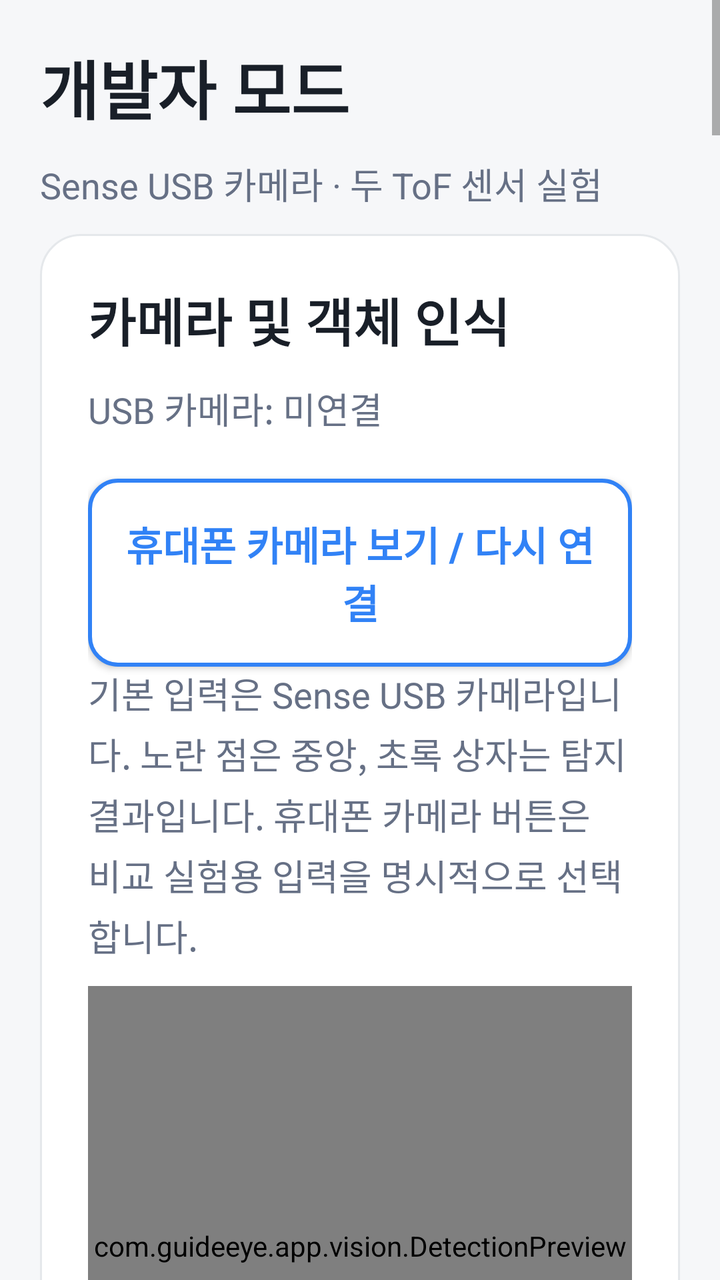
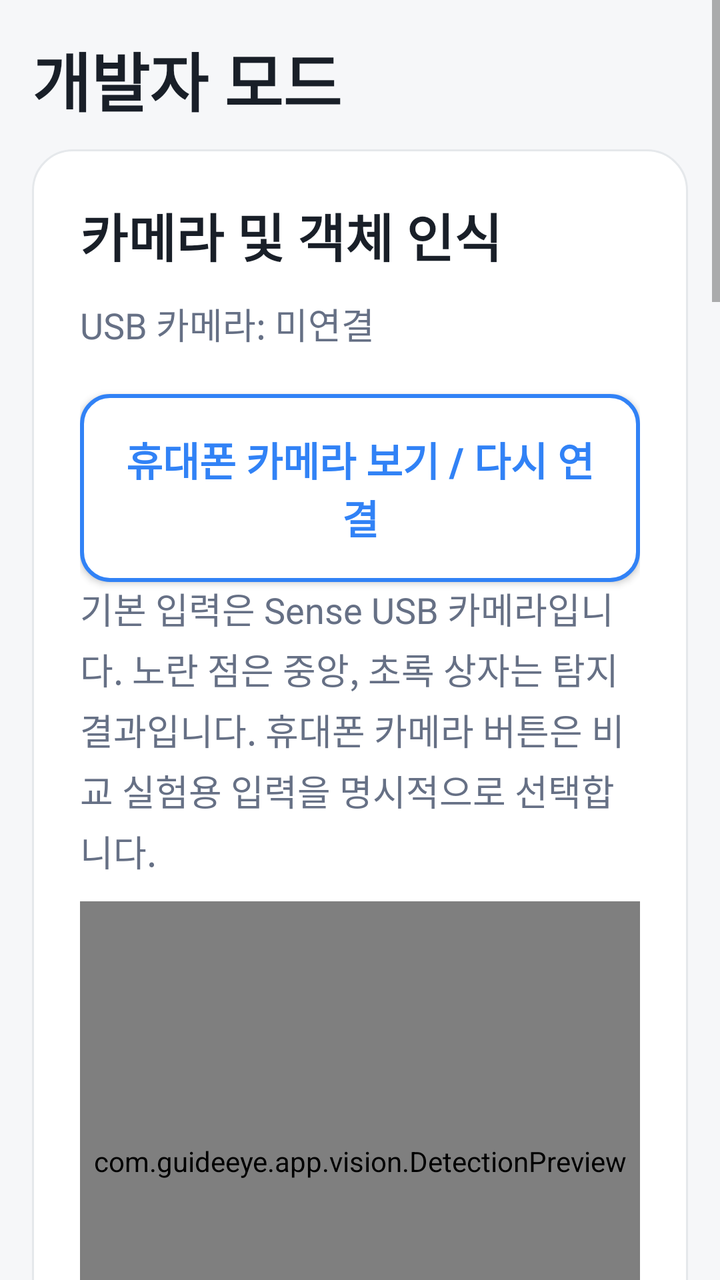

An Android layout rendered at two revisions. The XML below is the earlier revision; the diff shows what the commit changed to produce the second picture.
<!-- AndroidManifest.xml: application theme Theme.GuideEye -->
<!-- res/layout/developer_dashboard.xml -->
<?xml version="1.0" encoding="utf-8"?>
<ScrollView xmlns:android="http://schemas.android.com/apk/res/android"
    android:id="@+id/developer_scroll" android:layout_width="match_parent" android:layout_height="match_parent"
    android:fillViewport="true" android:clipToPadding="false">
    <LinearLayout android:layout_width="match_parent" android:layout_height="wrap_content"
        android:orientation="vertical" android:padding="20dp">
        <TextView android:id="@+id/title" style="@style/DashboardHeading"
            android:text="@string/developer_mode" android:textSize="32sp" />
        <TextView android:id="@+id/subtitle" style="@style/DashboardText" android:text="@string/subtitle" />

        <LinearLayout style="@style/DashboardCard">
            <TextView android:id="@+id/heading_camera" style="@style/DashboardHeading" android:text="@string/section_camera" />
            <TextView android:id="@+id/camera_status" style="@style/DashboardText" android:text="@string/camera_status" />
            <Button android:id="@+id/use_phone_camera" style="@style/DashboardButton" android:text="@string/phone_preview_start" />
            <TextView style="@style/DashboardText" android:text="@string/phone_preview_help" />
            <com.guideeye.app.vision.DetectionPreview android:id="@+id/camera_preview"
                android:layout_width="match_parent" android:layout_height="260dp"
                android:background="#142532" android:importantForAccessibility="no" />
            <TextView android:id="@+id/video" style="@style/DashboardText" android:background="@drawable/bg_notice"
                android:padding="20dp" android:gravity="center" android:text="@string/video_placeholder" />
        </LinearLayout>

        <LinearLayout style="@style/DashboardCard">
            <TextView android:id="@+id/heading_connection" style="@style/DashboardHeading" android:text="@string/section_connection" />
            <TextView android:id="@+id/notice" style="@style/DashboardText"
                android:background="@drawable/bg_notice" android:padding="16dp"
                android:textColor="@color/text_primary" android:text="@string/mock_notice" />
            <TextView android:id="@+id/mock_status" style="@style/DashboardText" android:text="@string/mock_running" />
            <TextView android:id="@+id/sensor_status" style="@style/DashboardText" android:text="@string/sensor_status" />
            <Button android:id="@+id/connect_usb" style="@style/DashboardButton.Primary" android:text="@string/usb_connect" />
            <Button android:id="@+id/use_mock" style="@style/DashboardButton" android:text="@string/usb_mock" />
            <Button android:id="@+id/toggle_mock" style="@style/DashboardButton" android:text="@string/pause_mock" />
        </LinearLayout>

        <LinearLayout style="@style/DashboardCard">
            <TextView android:id="@+id/heading_distance" style="@style/DashboardHeading" android:text="@string/section_distance" />
            <TextView android:id="@+id/left_distance" style="@style/DashboardDistance" android:text="@string/left_waiting" />
            <View android:layout_width="match_parent" android:layout_height="1dp" android:background="@color/surface_border"
                android:importantForAccessibility="no" />
            <TextView android:id="@+id/right_distance" style="@style/DashboardDistance" android:text="@string/right_waiting" />
            <Button android:id="@+id/toggle_distance_tone" style="@style/DashboardButton"
                android:text="@string/distance_tone_enable" />
            <TextView android:id="@+id/distance_tone_status" style="@style/DashboardText"
                android:text="@string/distance_tone_off" />
            <TextView android:id="@+id/distance_tone_target" style="@style/DashboardText"
                android:text="@string/distance_tone_no_target" />
            <TextView style="@style/DashboardText" android:text="@string/distance_tone_help" />
            <TextView android:id="@+id/risk" style="@style/DashboardText" android:text="@string/risk_pending" />
        </LinearLayout>

        <LinearLayout style="@style/DashboardCard">
            <TextView style="@style/DashboardHeading" android:text="@string/tof_grid_heading" />
            <TextView style="@style/DashboardText" android:text="@string/tof_grid_help" />
            <TextView style="@style/DashboardText" android:text="@string/tof_rotation_a" />
            <Spinner android:id="@+id/tof_rotation_a" android:layout_width="match_parent" android:layout_height="64dp" android:saveEnabled="false" />
            <CheckBox android:id="@+id/tof_mirror_a" android:layout_width="match_parent" android:layout_height="64dp" android:text="@string/tof_mirror_a" android:saveEnabled="false" />
            <TextView style="@style/DashboardText" android:text="@string/tof_rotation_b" />
            <Spinner android:id="@+id/tof_rotation_b" android:layout_width="match_parent" android:layout_height="64dp" android:saveEnabled="false" />
            <CheckBox android:id="@+id/tof_mirror_b" android:layout_width="match_parent" android:layout_height="64dp" android:text="@string/tof_mirror_b" android:saveEnabled="false" />
            <TextView android:id="@+id/tof_grid_waiting" style="@style/DashboardText"
                android:text="@string/tof_grid_waiting" />
            <LinearLayout android:layout_width="match_parent" android:layout_height="wrap_content"
                android:orientation="horizontal" android:baselineAligned="false">
                <LinearLayout android:layout_width="0dp" android:layout_weight="1"
                    android:layout_height="wrap_content" android:orientation="vertical"
                    android:layout_marginEnd="4dp">
                    <TextView style="@style/DashboardText" android:text="A 왼쪽 센서 (mm)" />
                    <GridLayout android:id="@+id/tof_grid_a" android:layout_width="match_parent"
                        android:layout_height="wrap_content" android:columnCount="8" android:rowCount="8" />
                </LinearLayout>
                <LinearLayout android:layout_width="0dp" android:layout_weight="1"
                    android:layout_height="wrap_content" android:orientation="vertical">
                    <TextView style="@style/DashboardText" android:text="B 오른쪽 센서 (mm)" />
                    <GridLayout android:id="@+id/tof_grid_b" android:layout_width="match_parent"
                        android:layout_height="wrap_content" android:columnCount="8" android:rowCount="8" />
                </LinearLayout>
            </LinearLayout>
            <TextView style="@style/DashboardText"
                android:text="거리 색상(mm): 빨강 1~100 · 주황 101~200 · 노랑 201~300 · 연두 301~500 · 초록 501~1000 · 파랑 1001~4000 · 회색 측정 불가" />
            <CheckBox android:id="@+id/tof_mount_confirm" android:layout_width="match_parent" android:layout_height="wrap_content" android:minHeight="64dp" android:text="@string/tof_mount_confirm" android:saveEnabled="false" />
            <Button android:id="@+id/tof_spatial_toggle" style="@style/DashboardButton" android:text="@string/tof_spatial_enable" />
            <TextView android:id="@+id/tof_spatial_status" style="@style/DashboardText" android:text="@string/hrtf_preparing" />
            <TextView android:id="@+id/tof_spatial_target" style="@style/DashboardText" android:text="@string/distance_tone_no_target" />
            <TextView style="@style/DashboardHeading" android:text="@string/radar_heading" />
            <TextView style="@style/DashboardText" android:text="@string/radar_help" />
            <TextView style="@style/DashboardText" android:text="@string/radar_limit_label" />
            <Spinner android:id="@+id/radar_limit" android:layout_width="match_parent" android:layout_height="64dp" android:saveEnabled="false" />
            <Button android:id="@+id/radar_toggle" style="@style/DashboardButton" android:text="@string/radar_enable" />
            <TextView android:id="@+id/radar_status" style="@style/DashboardText" android:text="@string/hrtf_preparing" />
        </LinearLayout>

        <LinearLayout style="@style/DashboardCard">
            <TextView android:id="@+id/heading_hrtf" style="@style/DashboardHeading" android:text="@string/hrtf_heading" />
            <TextView style="@style/DashboardText" android:text="@string/hrtf_help" />
            <TextView android:id="@+id/hrtf_status" style="@style/DashboardText" android:text="@string/hrtf_preparing" />
            <TextView android:id="@+id/hrtf_distance_label" style="@style/DashboardText" android:text="@string/hrtf_initial_distance" />
            <SeekBar android:id="@+id/hrtf_distance" android:layout_width="match_parent" android:layout_height="64dp"
                android:max="3800" android:progress="1800" android:saveEnabled="false" android:contentDescription="@string/hrtf_distance_description" />
            <LinearLayout android:layout_width="match_parent" android:layout_height="wrap_content" android:orientation="horizontal">
                <Button android:id="@+id/hrtf_front" style="@style/DashboardButton" android:layout_width="0dp" android:layout_weight="1" android:text="@string/hrtf_front" />
                <Button android:id="@+id/hrtf_back" style="@style/DashboardButton" android:layout_width="0dp" android:layout_weight="1" android:text="@string/hrtf_back" />
            </LinearLayout>
            <LinearLayout android:layout_width="match_parent" android:layout_height="wrap_content" android:orientation="horizontal">
                <Button android:id="@+id/hrtf_left" style="@style/DashboardButton" android:layout_width="0dp" android:layout_weight="1" android:text="@string/hrtf_left" />
                <Button android:id="@+id/hrtf_right" style="@style/DashboardButton" android:layout_width="0dp" android:layout_weight="1" android:text="@string/hrtf_right" />
            </LinearLayout>
            <LinearLayout android:layout_width="match_parent" android:layout_height="wrap_content" android:orientation="horizontal">
                <Button android:id="@+id/hrtf_front_left" style="@style/DashboardButton" android:layout_width="0dp" android:layout_weight="1" android:text="@string/hrtf_front_left" />
                <Button android:id="@+id/hrtf_front_right" style="@style/DashboardButton" android:layout_width="0dp" android:layout_weight="1" android:text="@string/hrtf_front_right" />
            </LinearLayout>
            <LinearLayout android:layout_width="match_parent" android:layout_height="wrap_content" android:orientation="horizontal">
                <Button android:id="@+id/hrtf_back_left" style="@style/DashboardButton" android:layout_width="0dp" android:layout_weight="1" android:text="@string/hrtf_back_left" />
                <Button android:id="@+id/hrtf_back_right" style="@style/DashboardButton" android:layout_width="0dp" android:layout_weight="1" android:text="@string/hrtf_back_right" />
            </LinearLayout>
            <Button android:id="@+id/hrtf_circle" style="@style/DashboardButton" android:text="@string/hrtf_circle" />
            <Button android:id="@+id/hrtf_stop" style="@style/DashboardButton" android:text="@string/hrtf_stop" />
            <TextView style="@style/DashboardText" android:text="@string/hrtf_attribution" />
        </LinearLayout>

        <LinearLayout style="@style/DashboardCard">
            <TextView android:id="@+id/heading_voice" style="@style/DashboardHeading" android:text="@string/section_voice" />
            <TextView style="@style/DashboardText" android:text="@string/touch_instructions" />
            <TextView android:id="@+id/tts_status" style="@style/DashboardText" android:text="@string/tts_initializing" />
            <Button android:id="@+id/speech_test" style="@style/DashboardButton.Primary" android:text="@string/speech_test" />
            <TextView style="@style/DashboardText" android:layout_marginTop="16dp" android:text="@string/accessibility_instructions" />
            <TextView android:id="@+id/recent_speech" style="@style/DashboardText" android:layout_marginTop="16dp"
                android:text="@string/speech_idle" />
        </LinearLayout>

        <LinearLayout style="@style/DashboardCard">
            <TextView style="@style/DashboardHeading" android:text="전체 알고리즘 테스트" />
            <TextView style="@style/DashboardText"
                android:text="실제 수신 및 처리 상태를 모니터링합니다. 구현되지 않은 단계는 표시하지 않습니다. 색상 외에 상태 문자도 함께 표시됩니다." />
            <Button android:id="@+id/full_test_toggle" style="@style/DashboardButton.Primary"
                android:text="전체 테스트 시작" />
            <TextView android:id="@+id/full_test_status" style="@style/DashboardText"
                android:text="테스트 대기" />
            <LinearLayout android:id="@+id/full_test_blocks"
                android:layout_width="match_parent" android:layout_height="wrap_content"
                android:orientation="vertical" android:visibility="gone">
                <com.guideeye.app.AlgorithmFlowView android:id="@+id/algorithm_flow"
                    android:layout_width="match_parent" android:layout_height="wrap_content"
                    android:layerType="software" />
            </LinearLayout>
        </LinearLayout>


    </LinearLayout>
</ScrollView>
<!-- resources referenced by this layout -->
<resources>
  <color name="surface_border">#E5E8EB</color>
  <color name="text_primary">#191F28</color>
  <string name="accessibility_instructions">TalkBack 사용 중에는 기본 탐색과 두 번 탭으로 실행합니다. 버튼 이름은 한국어 음성 준비 후 안내되며, 진동은 기기의 터치 진동 설정을 따릅니다.</string>
  <string name="camera_status">USB 카메라: 미연결</string>
  <string name="developer_mode">개발자 모드</string>
  <string name="distance_tone_enable">거리 단음 테스트 켜기</string>
  <string name="distance_tone_no_target">소리 대상: 없음</string>
  <string name="distance_tone_off">거리 단음: 꺼짐</string>
  <string name="hrtf_attribution">MIT KEMAR 실측 HRTF · Bill Gardner / Keith Martin, MIT Media Laboratory (1994). 개인에 따라 앞뒤 구별이 다를 수 있습니다.</string>
  <string name="hrtf_back">뒤</string>
  <string name="hrtf_back_left">왼쪽 뒤</string>
  <string name="hrtf_back_right">오른쪽 뒤</string>
  <string name="hrtf_circle">수평 360도 · 8방향 순서 재생</string>
  <string name="hrtf_distance_description">가상 거리 조절. 20센티미터에서 4미터. 소리 간격과 음량이 바뀝니다.</string>
  <string name="hrtf_front">앞</string>
  <string name="hrtf_front_left">왼쪽 앞</string>
  <string name="hrtf_front_right">오른쪽 앞</string>
  <string name="hrtf_heading">HRTF 가상 방향 테스트</string>
  <string name="hrtf_help">스테레오 이어폰을 사용하고 미디어 음량을 낮게 시작하세요. 휴대폰의 모노 오디오와 추가 공간음향 효과를 끄고 비교하세요. 버튼 방향에서 짧은 광대역 소리가 반복됩니다. 실제 장애물이나 센서값이 아닌 가상 음원이며, 머리를 돌려도 현실 공간에 고정되지 않습니다.</string>
  <string name="hrtf_initial_distance">가상 거리: 2.00미터</string>
  <string name="hrtf_left">왼쪽</string>
  <string name="hrtf_preparing">방향별 소리 준비 중</string>
  <string name="hrtf_right">오른쪽</string>
  <string name="hrtf_stop">HRTF 정지</string>
  <string name="left_waiting">가상 좌측 거리: 대기 중</string>
  <string name="mock_notice">가상 데이터 모드입니다. 실제 장애물을 감지하지 않습니다.</string>
  <string name="mock_running">가상 거리: 2초마다 갱신 중</string>
  <string name="pause_mock">가상 거리 갱신 정지</string>
  <string name="phone_preview_help">기본 입력은 Sense USB 카메라입니다. 노란 점은 중앙, 초록 상자는 탐지 결과입니다. 휴대폰 카메라 버튼은 비교 실험용 입력을 명시적으로 선택합니다.</string>
  <string name="phone_preview_start">휴대폰 카메라 보기 / 다시 연결</string>
  <string name="radar_enable">1초 좌→우 스캔 켜기</string>
  <string name="radar_heading">1초 좌→우 청각 스캔</string>
  <string name="radar_limit_label">스캔당 최대 소리 방향 수</string>
  <string name="right_waiting">가상 우측 거리: 대기 중</string>
  <string name="risk_pending">위험도: 미평가</string>
  <string name="section_camera">카메라 및 객체 인식</string>
  <string name="section_connection">연결 및 모드</string>
  <string name="section_distance">좌우 거리</string>
  <string name="section_voice">음성 안내</string>
  <string name="sensor_status">USB 실제 좌측·우측 센서: 미연결</string>
  <string name="speech_idle">최근 음성 안내: 없음</string>
  <string name="speech_test">한국어 음성 안내 테스트</string>
  <string name="subtitle">Sense USB 카메라 · 두 ToF 센서 실험</string>
  <string name="tof_grid_heading">8×8 센서 방향 음향</string>
  <string name="tof_grid_help">각 센서의 64칸을 보존합니다. 물체를 왼쪽·위쪽으로 움직일 때 격자의 반응도 같은 방향이 되도록 회전과 반전을 확인하세요. 보정 확인 전에는 방향음을 켜지 않습니다. 유효한 측정점 중 가까운 한 점을 선택하며 사물 종류나 위험도를 판단하지 않습니다.</string>
  <string name="tof_grid_waiting">64존 원본과 유효 상태가 있는 새 펌웨어 데이터 대기</string>
  <string name="tof_mirror_a">A 격자 좌우 반전</string>
  <string name="tof_mirror_b">B 격자 좌우 반전</string>
  <string name="tof_mount_confirm">A는 왼쪽 22.5도, B는 오른쪽 22.5도, 위아래 수평으로 장착했고 격자의 좌우·상하를 확인했습니다.</string>
  <string name="tof_rotation_a">A(왼쪽) 격자 회전</string>
  <string name="tof_rotation_b">B(오른쪽) 격자 회전</string>
  <string name="tof_spatial_enable">8×8 방향음 켜기</string>
  <string name="touch_instructions">버튼을 누르면 이름과 진동을 안내하고, 손을 떼면 실행합니다. 취소하려면 버튼 밖으로 손을 옮긴 뒤 떼세요. 화면 스크롤은 버튼 밖의 글자나 빈 공간에서 시작하세요.</string>
  <string name="tts_initializing">한국어 음성 엔진 준비 중</string>
  <string name="usb_connect">USB 연결 / 다시 연결</string>
  <string name="usb_mock">Mock 모드로 전환</string>
  <string name="video_placeholder">Sense 카메라 영상 대기 · USB 연결과 펌웨어를 확인하세요.</string>
  <color name="notice_background">#E8F3FF</color>
  <color name="accent">#3182F6</color>
  <color name="text_secondary">#667085</color>
  <color name="screen_background">#F6F7F9</color>
  <color name="surface">#FFFFFF</color>
  <!-- unchanged entries left out for length: 13 -->
</resources>

<!-- the commit's change to res/layout/developer_dashboard.xml (unified diff, before → after) -->
@@ -3,10 +3,10 @@
     android:id="@+id/developer_scroll" android:layout_width="match_parent" android:layout_height="match_parent"
     android:fillViewport="true" android:clipToPadding="false">
     <LinearLayout android:layout_width="match_parent" android:layout_height="wrap_content"
-        android:orientation="vertical" android:padding="20dp">
+        android:orientation="vertical" android:padding="16dp">
         <TextView android:id="@+id/title" style="@style/DashboardHeading"
             android:text="@string/developer_mode" android:textSize="32sp" />
-        <TextView android:id="@+id/subtitle" style="@style/DashboardText" android:text="@string/subtitle" />
+        
 
         <LinearLayout style="@style/DashboardCard">
             <TextView android:id="@+id/heading_camera" style="@style/DashboardHeading" android:text="@string/section_camera" />
@@ -32,7 +32,7 @@
             <Button android:id="@+id/toggle_mock" style="@style/DashboardButton" android:text="@string/pause_mock" />
         </LinearLayout>
 
-        <LinearLayout style="@style/DashboardCard">
+        <LinearLayout style="@style/DashboardCard" android:visibility="gone">
             <TextView android:id="@+id/heading_distance" style="@style/DashboardHeading" android:text="@string/section_distance" />
             <TextView android:id="@+id/left_distance" style="@style/DashboardDistance" android:text="@string/left_waiting" />
             <View android:layout_width="match_parent" android:layout_height="1dp" android:background="@color/surface_border"
@@ -50,11 +50,11 @@
 
         <LinearLayout style="@style/DashboardCard">
             <TextView style="@style/DashboardHeading" android:text="@string/tof_grid_heading" />
-            <TextView style="@style/DashboardText" android:text="@string/tof_grid_help" />
-            <TextView style="@style/DashboardText" android:text="@string/tof_rotation_a" />
+
+            <TextView style="@style/DashboardText" android:text="@string/tof_rotation_a" android:visibility="gone" />
             <Spinner android:id="@+id/tof_rotation_a" android:layout_width="match_parent" android:layout_height="64dp" android:saveEnabled="false" />
             <CheckBox android:id="@+id/tof_mirror_a" android:layout_width="match_parent" android:layout_height="64dp" android:text="@string/tof_mirror_a" android:saveEnabled="false" />
-            <TextView style="@style/DashboardText" android:text="@string/tof_rotation_b" />
+            <TextView style="@style/DashboardText" android:text="@string/tof_rotation_b" android:visibility="gone" />
             <Spinner android:id="@+id/tof_rotation_b" android:layout_width="match_parent" android:layout_height="64dp" android:saveEnabled="false" />
             <CheckBox android:id="@+id/tof_mirror_b" android:layout_width="match_parent" android:layout_height="64dp" android:text="@string/tof_mirror_b" android:saveEnabled="false" />
             <TextView android:id="@+id/tof_grid_waiting" style="@style/DashboardText"
@@ -81,15 +81,15 @@
             <Button android:id="@+id/tof_spatial_toggle" style="@style/DashboardButton" android:text="@string/tof_spatial_enable" />
             <TextView android:id="@+id/tof_spatial_status" style="@style/DashboardText" android:text="@string/hrtf_preparing" />
             <TextView android:id="@+id/tof_spatial_target" style="@style/DashboardText" android:text="@string/distance_tone_no_target" />
-            <TextView style="@style/DashboardHeading" android:text="@string/radar_heading" />
-            <TextView style="@style/DashboardText" android:text="@string/radar_help" />
-            <TextView style="@style/DashboardText" android:text="@string/radar_limit_label" />
+            <TextView style="@style/DashboardHeading" android:text="@string/radar_heading" android:visibility="gone" />
+            <TextView style="@style/DashboardText" android:text="@string/radar_help" android:visibility="gone" />
+            <TextView style="@style/DashboardText" android:text="@string/radar_limit_label" android:visibility="gone" />
             <Spinner android:id="@+id/radar_limit" android:layout_width="match_parent" android:layout_height="64dp" android:saveEnabled="false" />
             <Button android:id="@+id/radar_toggle" style="@style/DashboardButton" android:text="@string/radar_enable" />
             <TextView android:id="@+id/radar_status" style="@style/DashboardText" android:text="@string/hrtf_preparing" />
         </LinearLayout>
 
-        <LinearLayout style="@style/DashboardCard">
+        <LinearLayout style="@style/DashboardCard" android:visibility="gone">
             <TextView android:id="@+id/heading_hrtf" style="@style/DashboardHeading" android:text="@string/hrtf_heading" />
             <TextView style="@style/DashboardText" android:text="@string/hrtf_help" />
             <TextView android:id="@+id/hrtf_status" style="@style/DashboardText" android:text="@string/hrtf_preparing" />
@@ -117,7 +117,7 @@
             <TextView style="@style/DashboardText" android:text="@string/hrtf_attribution" />
         </LinearLayout>
 
-        <LinearLayout style="@style/DashboardCard">
+        <LinearLayout style="@style/DashboardCard" android:visibility="gone">
             <TextView android:id="@+id/heading_voice" style="@style/DashboardHeading" android:text="@string/section_voice" />
             <TextView style="@style/DashboardText" android:text="@string/touch_instructions" />
             <TextView android:id="@+id/tts_status" style="@style/DashboardText" android:text="@string/tts_initializing" />
@@ -130,7 +130,7 @@
         <LinearLayout style="@style/DashboardCard">
             <TextView style="@style/DashboardHeading" android:text="전체 알고리즘 테스트" />
             <TextView style="@style/DashboardText"
-                android:text="실제 수신 및 처리 상태를 모니터링합니다. 구현되지 않은 단계는 표시하지 않습니다. 색상 외에 상태 문자도 함께 표시됩니다." />
+                android:text="현재 실행 중인 단계가 알고리즘 그림 위에 표시됩니다." />
             <Button android:id="@+id/full_test_toggle" style="@style/DashboardButton.Primary"
                 android:text="전체 테스트 시작" />
             <TextView android:id="@+id/full_test_status" style="@style/DashboardText"
<!-- resource entries referenced after the edit -->
@@ -42,9 +42,7 @@
   <string name="sensor_status">USB 실제 좌측·우측 센서: 미연결</string>
   <string name="speech_idle">최근 음성 안내: 없음</string>
   <string name="speech_test">한국어 음성 안내 테스트</string>
-  <string name="subtitle">Sense USB 카메라 · 두 ToF 센서 실험</string>
   <string name="tof_grid_heading">8×8 센서 방향 음향</string>
-  <string name="tof_grid_help">각 센서의 64칸을 보존합니다. 물체를 왼쪽·위쪽으로 움직일 때 격자의 반응도 같은 방향이 되도록 회전과 반전을 확인하세요. 보정 확인 전에는 방향음을 켜지 않습니다. 유효한 측정점 중 가까운 한 점을 선택하며 사물 종류나 위험도를 판단하지 않습니다.</string>
   <string name="tof_grid_waiting">64존 원본과 유효 상태가 있는 새 펌웨어 데이터 대기</string>
   <string name="tof_mirror_a">A 격자 좌우 반전</string>
   <string name="tof_mirror_b">B 격자 좌우 반전</string>
